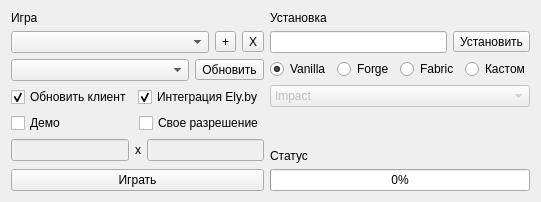
This is form.ui in thisisignitedoreo/ratlauncher as Qt 5 draws it before an edit. The edited form follows.
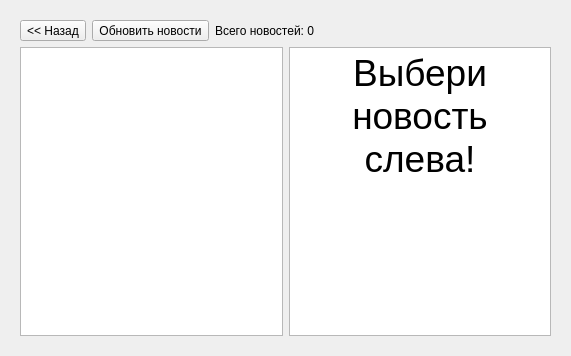
This is the edited form. The open tabs and pages were chosen to show the change. Icons and pictures are not drawn.

Commit message:
RatLauncher: RL 2.4
Что нового:
- Темная/светлая тема
- Стандартная тема Fusion
- News Reader

Patch:
```diff
--- a/form.ui
+++ b/form.ui
@@ -6,8 +6,8 @@
    <rect>
     <x>0</x>
     <y>0</y>
-    <width>499</width>
-    <height>202</height>
+    <width>571</width>
+    <height>356</height>
    </rect>
   </property>
   <property name="windowTitle">
@@ -19,6 +19,13 @@
   </property>
   <layout class="QHBoxLayout" name="horizontalLayout">
    <item>
+    <widget class="QStackedWidget" name="stackedWidget">
+     <property name="currentIndex">
+      <number>0</number>
+     </property>
+     <widget class="QWidget" name="page">
+      <layout class="QHBoxLayout" name="horizontalLayout_10">
+       <item>
     <layout class="QVBoxLayout" name="verticalLayout">
      <item>
       <widget class="QLabel" name="label_2">
@@ -283,6 +290,68 @@
    </item>
   </layout>
  </widget>
+     <widget class="QWidget" name="page_2">
+      <layout class="QVBoxLayout" name="verticalLayout_5">
+       <item>
+        <layout class="QHBoxLayout" name="horizontalLayout_12">
+         <item>
+          <widget class="QToolButton" name="toolButton_3">
+           <property name="text">
+            <string>&lt;&lt; Назад</string>
+           </property>
+          </widget>
+         </item>
+         <item>
+          <widget class="QToolButton" name="toolButton_5">
+           <property name="text">
+            <string>Обновить новости</string>
+           </property>
+          </widget>
+         </item>
+         <item>
+          <widget class="QLabel" name="label_5">
+           <property name="text">
+            <string>Всего новостей: 0</string>
+           </property>
+          </widget>
+         </item>
+        </layout>
+       </item>
+       <item>
+        <layout class="QHBoxLayout" name="horizontalLayout_11">
+         <item>
+          <layout class="QVBoxLayout" name="verticalLayout_3">
+           <item>
+            <widget class="QListWidget" name="listWidget"/>
+           </item>
+          </layout>
+         </item>
+         <item>
+          <layout class="QVBoxLayout" name="verticalLayout_4">
+           <item>
+            <widget class="QTextEdit" name="textEdit">
+             <property name="readOnly">
+              <bool>true</bool>
+             </property>
+             <property name="html">
+              <string>&lt;!DOCTYPE HTML PUBLIC &quot;-//W3C//DTD HTML 4.0//EN&quot; &quot;http://www.w3.org/TR/REC-html40/strict.dtd&quot;&gt;
+&lt;html&gt;&lt;head&gt;&lt;meta name=&quot;qrichtext&quot; content=&quot;1&quot; /&gt;&lt;style type=&quot;text/css&quot;&gt;
+p, li { white-space: pre-wrap; }
+&lt;/style&gt;&lt;/head&gt;&lt;body style=&quot; font-family:'MS Shell Dlg 2'; font-size:8.25pt; font-weight:400; font-style:normal;&quot;&gt;
+&lt;p align=&quot;center&quot; style=&quot; margin-top:0px; margin-bottom:0px; margin-left:0px; margin-right:0px; -qt-block-indent:0; text-indent:0px;&quot;&gt;&lt;span style=&quot; font-size:28pt;&quot;&gt;Выбери новость слева!&lt;/span&gt;&lt;/p&gt;&lt;/body&gt;&lt;/html&gt;</string>
+             </property>
+            </widget>
+           </item>
+          </layout>
+         </item>
+        </layout>
+       </item>
+      </layout>
+     </widget>
+    </widget>
+   </item>
+  </layout>
+ </widget>
  <resources/>
  <connections/>
 </ui>
```
Left out of the diff: 53 changed lines with no effect on the pictures. Lines whose indentation alone changed are shown as unchanged. The commit also changes 1 other file.
